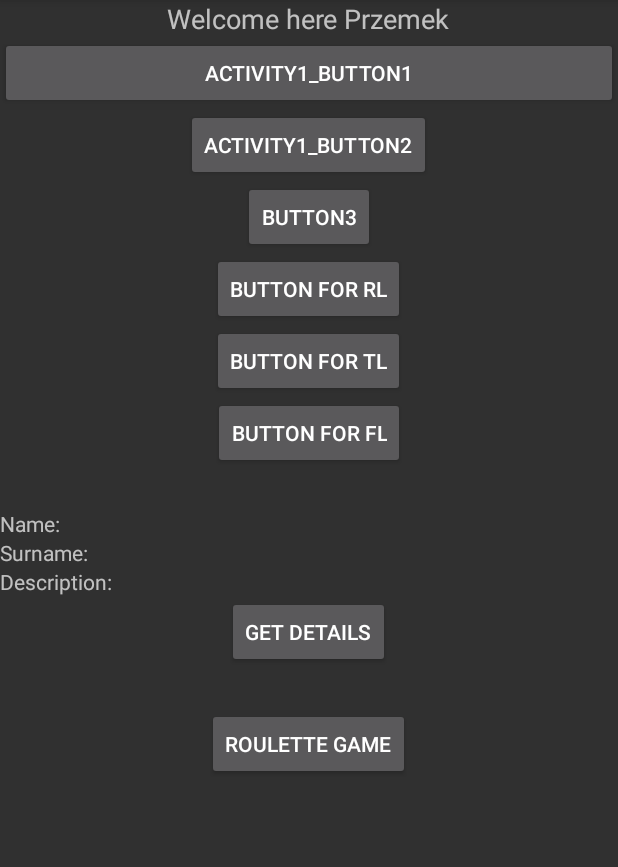
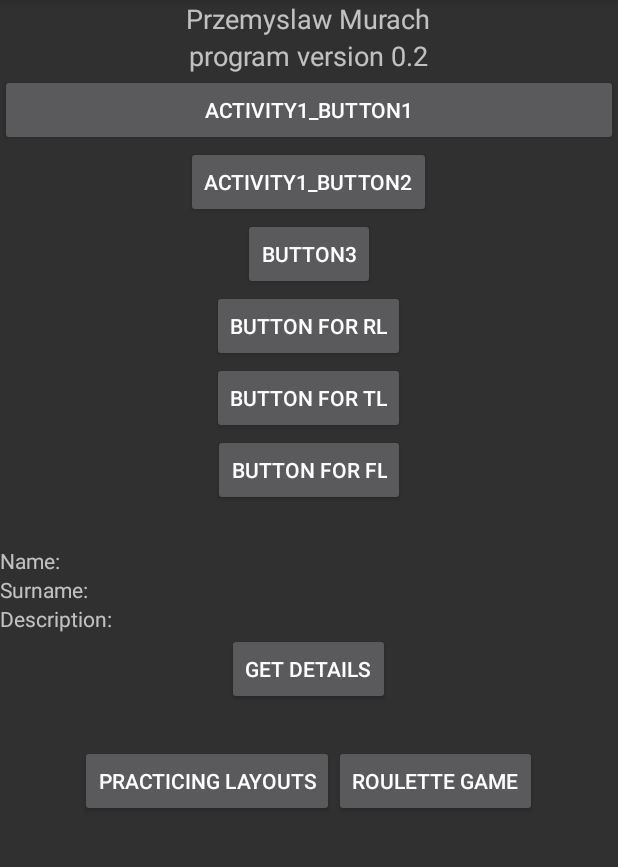
Before and after one commit to SyrtisGecko/Android_zad1, an Android app: the screen it shows after launch (MainActivity), on a phone screen of 412 x 824 dp, the part 84-951 px from its top. Run offline under Robolectric (Android 15) with nearby library versions, the phone set to English and light mode, and no system bars.

Commit message:
Refactored MainActivity

```diff
--- a/app/src/main/res/layout/activity_main.xml
+++ b/app/src/main/res/layout/activity_main.xml
@@ -17,6 +17,13 @@
         app:layout_constraintLeft_toLeftOf="parent"
         app:layout_constraintRight_toRightOf="parent"
         app:layout_constraintTop_toTopOf="parent" />
+
+    <TextView
+        android:layout_width="wrap_content"
+        android:layout_height="wrap_content"
+        android:layout_gravity="center_horizontal"
+        android:text="program version 0.2"
+        android:textSize="18sp" />
 
     <Button
         android:id="@+id/button"
@@ -99,11 +106,26 @@
         android:layout_width="match_parent"
         android:layout_height="40px" />
 
-    <Button
-        android:id="@+id/button21"
-        android:layout_width="wrap_content"
+    <LinearLayout
+        android:layout_width="match_parent"
         android:layout_height="wrap_content"
-        android:layout_gravity="center_horizontal"
-        android:text="Roulette Game"
-        android:onClick="playRouletteGame"/>
+        android:gravity="center_horizontal"
+        android:orientation="horizontal">
+
+        <Button
+            android:layout_width="wrap_content"
+            android:layout_height="wrap_content"
+            android:layout_gravity="center_horizontal"
+            android:text="Practicing layouts" />
+
+        <Button
+            android:id="@+id/button21"
+            android:layout_width="wrap_content"
+            android:layout_height="wrap_content"
+            android:layout_gravity="center_horizontal"
+            android:onClick="playRouletteGame"
+            android:text="Roulette Game" />
+
+    </LinearLayout>
+
 </LinearLayout>
--- a/app/src/main/res/values/strings.xml
+++ b/app/src/main/res/values/strings.xml
@@ -1,6 +1,6 @@
 <resources>
     <string name="app_name">MyApplication2</string>
-    <string name="text1">Welcome here Przemek</string>
+    <string name="text1">Przemyslaw Murach</string>
     <string name="text2">Activity1_Button1</string>
     <string name="text3">Activity1_Button2</string>
     <string name="text4">Keep me pressed longer...</string>
```
